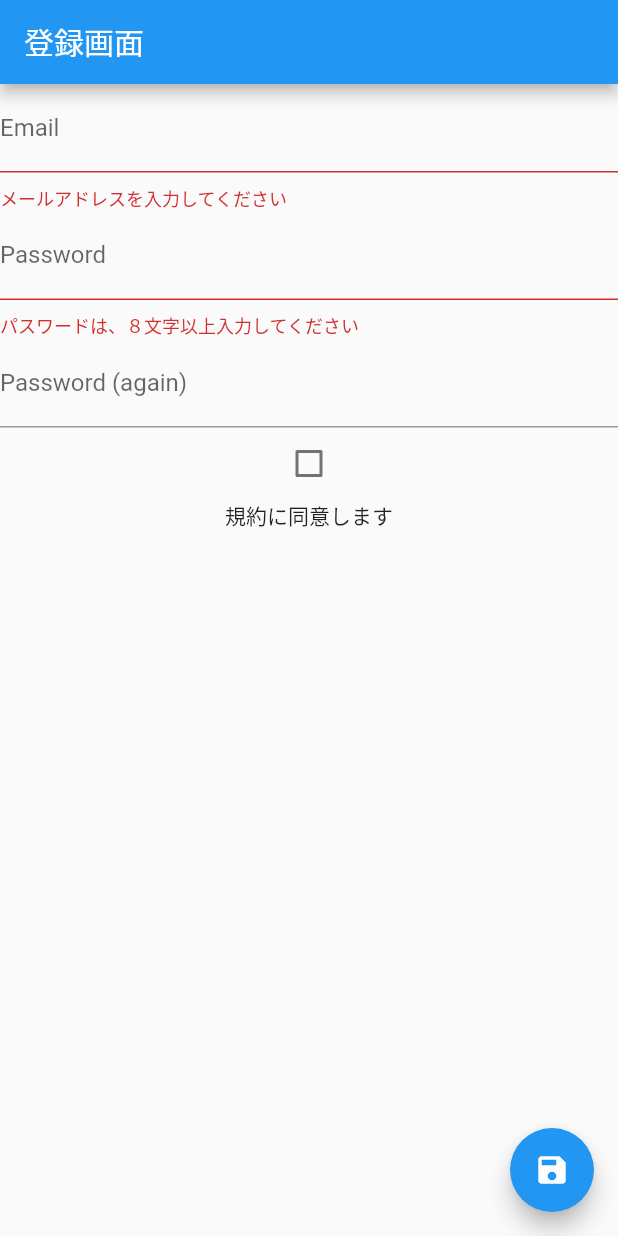
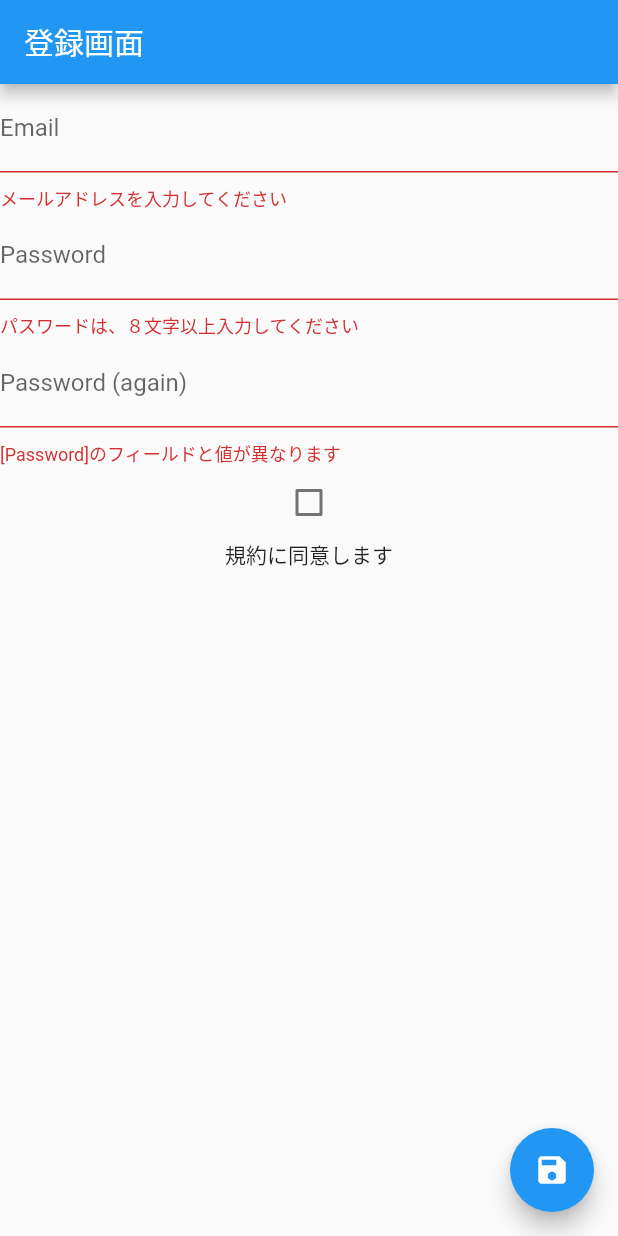
Before and after one commit to masayuki-0319/flutter_tutorials, a Flutter app: the screen it shows after launch, after a tap on the "save" icon, on a phone screen of 412 x 824 dp. Run offline on Flutter 3.47's test engine with Material 2 defaults, Android fonts, the phone set to English and light mode, and no system bars; our stand-ins replace google_fonts.

Commit message:
PasswordConfirmationのvalidation追加

```diff
--- a/lib/form_validation_ultimet_guide/home_page.dart
+++ b/lib/form_validation_ultimet_guide/home_page.dart
@@ -52,9 +52,10 @@ class _MyHomePageState extends State<MyHomePage> {
   }
 
   Widget get _buildPasswordConfirmationField {
-    return TextField(
+    return TextFormField(
       decoration: InputDecoration(labelText: 'Password (again)'),
       obscureText: true,
+      validator: _validatePasswordConfirmation,
     );
   }
 
@@ -105,6 +106,14 @@ class _MyHomePageState extends State<MyHomePage> {
     return null;
   }
 
+  String _validatePasswordConfirmation(String pass2) {
+    if (pass2 == _pass1) {
+      return null;
+    } else {
+      return '[Password]のフィールドと値が異なります';
+    }
+  }
+
   void _doRegister() {
     if (_key.currentState.validate()) {
       _key.currentState.save();
```
